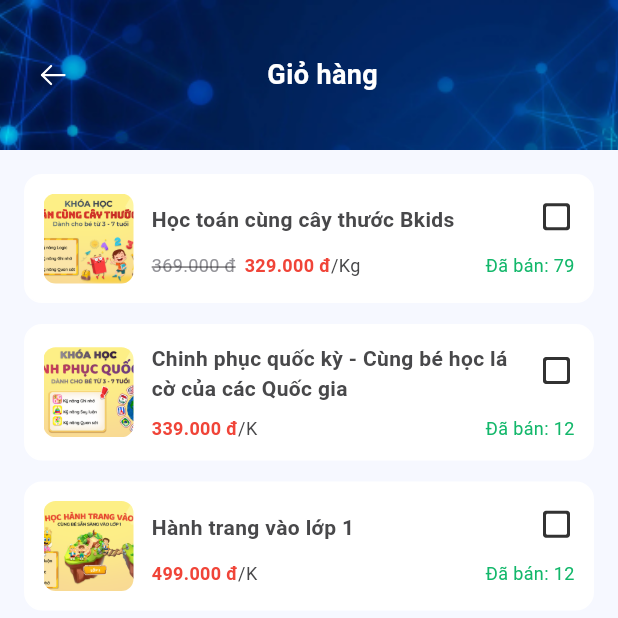
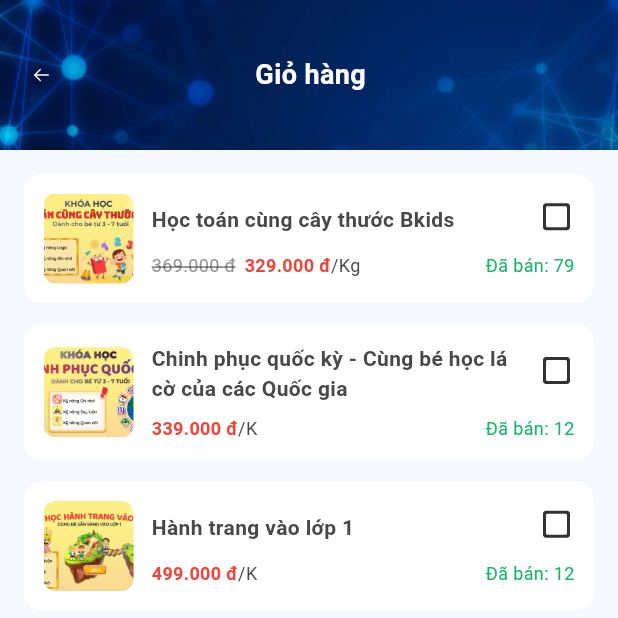
Before and after one commit to huy2992002/demo_flutter, a Flutter app: the RsProductCartPage screen opened directly, on a phone screen of 412 x 824 dp, the top half of it. Run offline on Flutter 3.47's test engine with Material 3 defaults, Android fonts, the phone set to English and light mode, and no system bars; our stand-ins replace carousel_slider, flutter_svg; accounts and stored records are empty.

Commit message:
update app bar main

```diff
--- a/lib/components/hi_boss_app_bar.dart
+++ b/lib/components/hi_boss_app_bar.dart
@@ -36,7 +36,7 @@ class HiBossAppBar extends StatelessWidget implements PreferredSizeWidget {
             leftIcon != null
                 ? GestureDetector(
                     onTap: leftPressed,
-                    child: SvgPicture.asset(leftIcon!),
+                    child: SvgPicture.asset(leftIcon!,width: 24.0,),
                   )
                 : const SizedBox(width: 22.0),
             Text(
@@ -50,7 +50,7 @@ class HiBossAppBar extends StatelessWidget implements PreferredSizeWidget {
             rightIcon != null
                 ? GestureDetector(
                     onTap: rightPressed,
-                    child: SvgPicture.asset(rightIcon!),
+                    child: SvgPicture.asset(rightIcon!,width: 24.0,),
                   )
                 : const SizedBox(width: 22.0),
           ],
```
